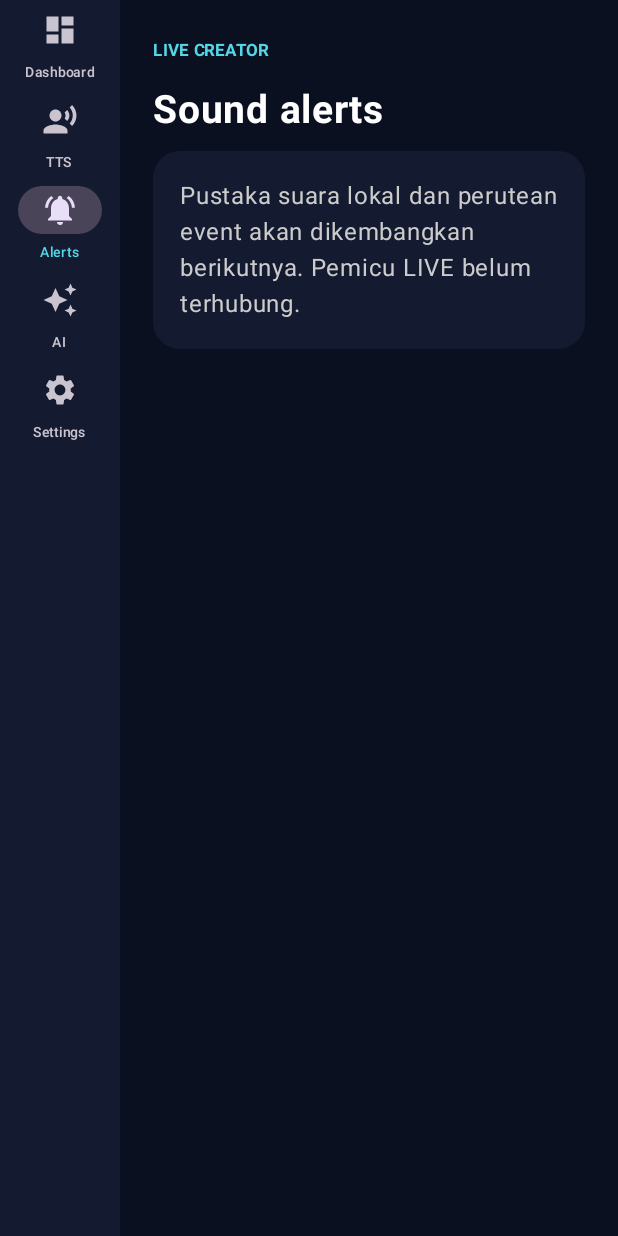
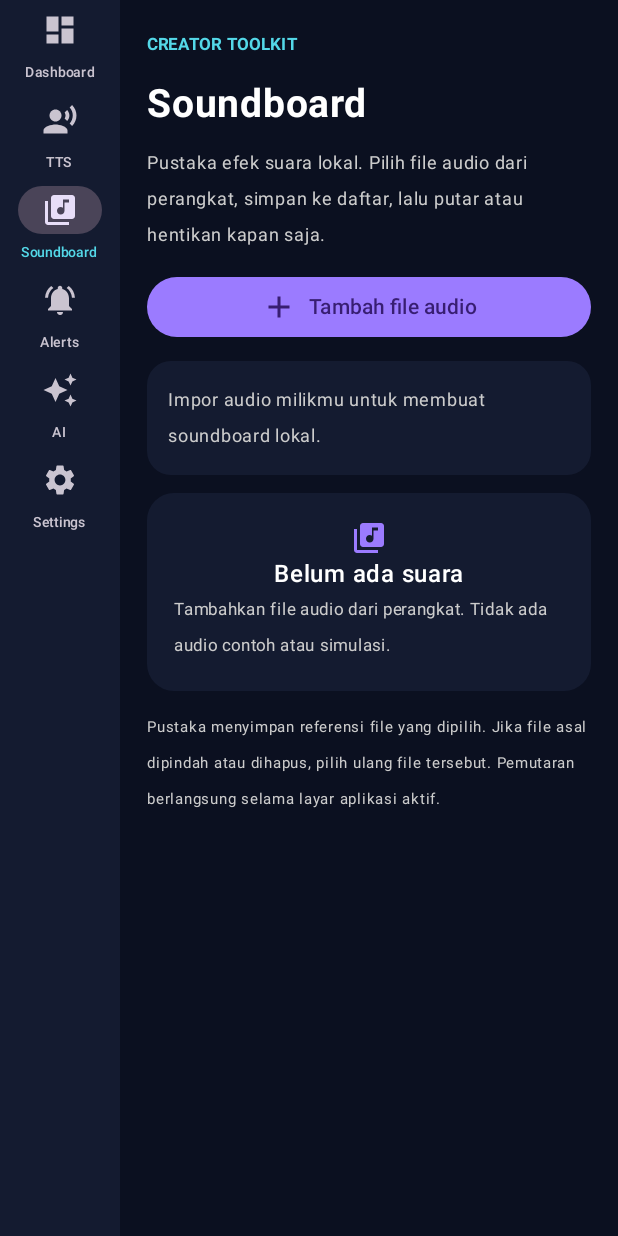
Before and after one commit to adebojel/LiveCreatorStudio, an Android app built with Jetpack Compose: the screen it shows after launch (MainActivity), tab 3 chosen, on a phone screen of 412 x 824 dp. Run offline under Robolectric (Android 15) with nearby library versions, the phone set to English and light mode, and no system bars.

Commit message:
feat: add soundboard navigation

```diff
--- a/app/src/main/java/id/livecreator/studio/MainActivity.kt
+++ b/app/src/main/java/id/livecreator/studio/MainActivity.kt
@@ -158,7 +158,7 @@ fun LiveCreatorApp(
             PipMiniScreen(backgroundEnabled)
         } else Row(Modifier.fillMaxSize().background(Ink)) {
             NavigationRail(containerColor = Panel) {
-                listOf("Dashboard", "TTS", "Alerts", "AI", "Settings").forEach { item ->
+                listOf("Dashboard", "TTS", "Soundboard", "Alerts", "AI", "Settings").forEach { item ->
                     NavigationRailItem(
                         selected = selected == item,
                         onClick = { selected = item },
@@ -166,6 +166,7 @@ fun LiveCreatorApp(
                             Icon(when(item) {
                                 "Dashboard" -> Icons.Default.Dashboard
                                 "TTS" -> Icons.Default.RecordVoiceOver
+                                "Soundboard" -> Icons.Default.LibraryMusic
                                 "Alerts" -> Icons.Default.NotificationsActive
                                 "AI" -> Icons.Default.AutoAwesome
                                 else -> Icons.Default.Settings
@@ -178,6 +179,7 @@ fun LiveCreatorApp(
             }
             when (selected) {
                 "TTS" -> TtsScreen(Modifier.fillMaxSize(), onSpeakInBackground)
+                "Soundboard" -> SoundboardScreen(Modifier.fillMaxSize())
                 "Alerts" -> InfoScreen("Sound alerts", "Pustaka suara lokal dan perutean event akan dikembangkan berikutnya. Pemicu LIVE belum terhubung.")
                 "AI" -> InfoScreen("AI assistant", "Provider AI belum dikonfigurasi. Build ini belum mengirim pesan ke layanan AI.")
                 "Settings" -> SettingsScreen(
```
